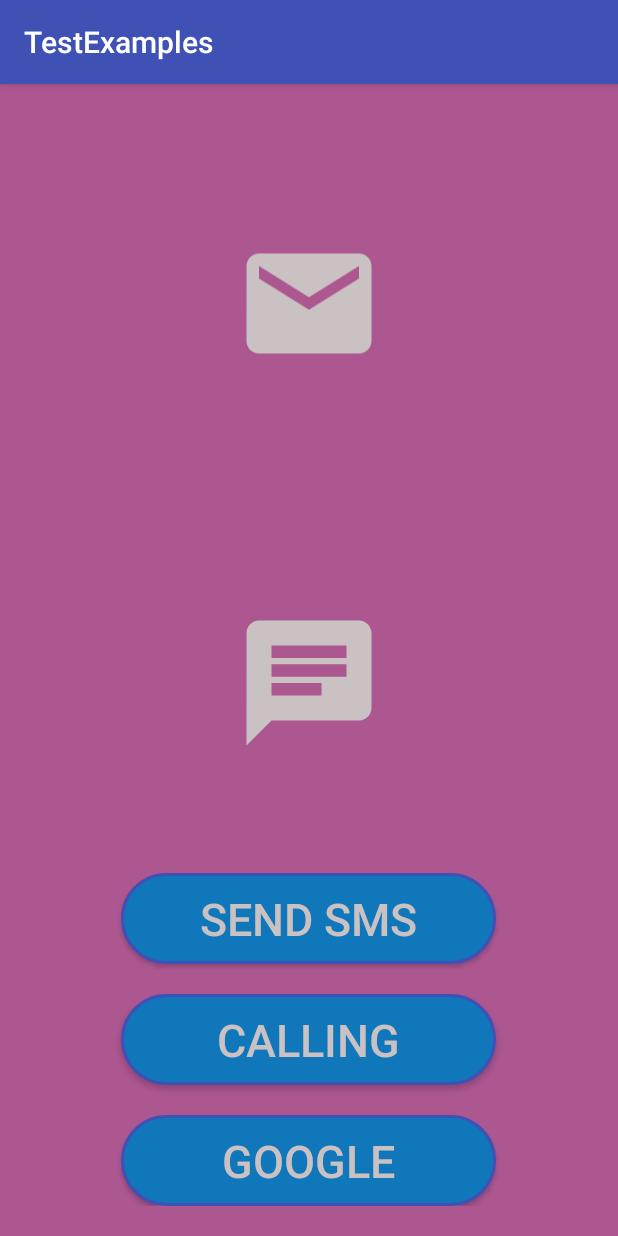
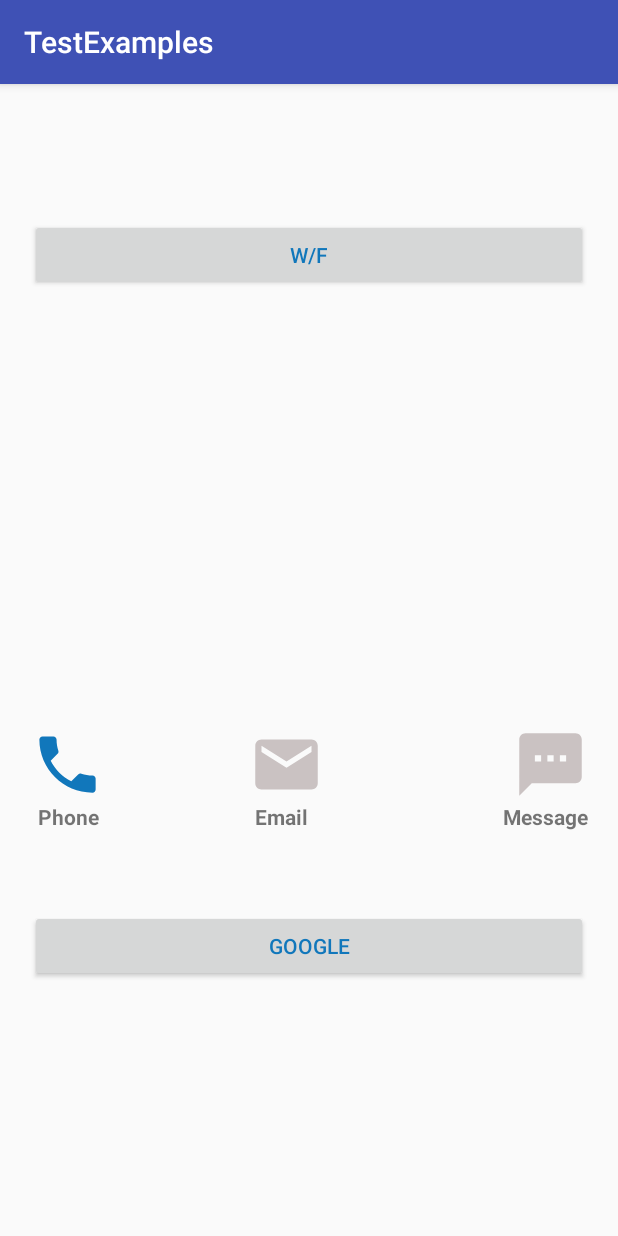
Before and after one commit to Pratikshawavale/SendSMS, an Android app: the screen it shows after launch (MainActivity), on a phone screen of 412 x 824 dp. Run offline under Robolectric (Android 15) with nearby library versions, the phone set to English and light mode, and no system bars.

Commit message:
final commite

```diff
--- a/app/src/main/AndroidManifest.xml
+++ b/app/src/main/AndroidManifest.xml
@@ -29,7 +29,7 @@
         <activity android:name=".BrowserActivity"
             android:label="@string/activity2_name"
             />
-        <activity android:name=".MailActivity"
+        <activity android:name=".EmailActivity"
             android:label="@string/activity3_name"
             />
         <activity android:name=".WhatsAapActivity"
--- a/app/src/main/java/com/example/dell/testexamples/MainActivity.java
+++ b/app/src/main/java/com/example/dell/testexamples/MainActivity.java
@@ -31,7 +31,7 @@ public class MainActivity extends AppCompatActivity {
     }
 
     public void Mail(View view) {
-        Intent intent = new Intent(this, MailActivity.class);
+        Intent intent = new Intent(this, EmailActivity.class);
         startActivity(intent);
 
     }
--- a/app/src/main/res/drawable/ic_chat_black_24dp.xml
+++ b/app/src/main/res/drawable/ic_textsms_black_24dp.xml
@@ -5,5 +5,5 @@
         android:viewportHeight="24.0">
     <path
         android:fillColor="#cac2c2"
-        android:pathData="M20,2L4,2c-1.1,0 -1.99,0.9 -1.99,2L2,22l4,-4h14c1.1,0 2,-0.9 2,-2L22,4c0,-1.1 -0.9,-2 -2,-2zM6,9h12v2L6,11L6,9zM14,14L6,14v-2h8v2zM18,8L6,8L6,6h12v2z"/>
+        android:pathData="M20,2L4,2c-1.1,0 -1.99,0.9 -1.99,2L2,22l4,-4h14c1.1,0 2,-0.9 2,-2L22,4c0,-1.1 -0.9,-2 -2,-2zM9,11L7,11L7,9h2v2zM13,11h-2L11,9h2v2zM17,11h-2L15,9h2v2z"/>
 </vector>
--- a/app/src/main/res/layout/activity_main.xml
+++ b/app/src/main/res/layout/activity_main.xml
@@ -1,11 +1,7 @@
 <?xml version="1.0" encoding="utf-8"?>
-<LinearLayout xmlns:android="http://schemas.android.com/apk/res/android"
-    xmlns:app="http://schemas.android.com/apk/res-auto"
+<RelativeLayout xmlns:android="http://schemas.android.com/apk/res/android"
     xmlns:tools="http://schemas.android.com/tools"
-    android:background="@color/Bcolor"
-    android:gravity="center"
     android:padding="20dp"
-    android:orientation="vertical"
     android:layout_width="match_parent"
     android:layout_height="match_parent"
     tools:context=".MainActivity">
@@ -15,54 +11,78 @@
         android:layout_height="wrap_content"
         android:layout_weight="10"
         android:orientation="horizontal">-->
+ <ImageView
+     android:id="@+id/btnCalling"
+     android:layout_width="50dp"
+     android:layout_height="50dp"
+     android:layout_above="@+id/txtCall"
+     android:onClick="Calling"
+     android:src="@drawable/ic_call_black_24dp"
+     android:textColor="@color/gray" />
 
+    <TextView
+        android:id="@+id/txtCall"
+        android:layout_width="wrap_content"
+        android:layout_height="wrap_content"
+        android:layout_alignParentBottom="true"
+        android:layout_marginBottom="250dp"
+        android:layout_marginStart="5dp"
+        android:text="Phone"
+        android:textStyle="bold" />
 
  <ImageView
      android:id="@+id/btnMail"
-            android:layout_width="100dp"
+     android:layout_width="50dp"
      android:layout_height="50dp"
-            android:layout_weight="3"
+     android:layout_alignTop="@+id/btnCalling"
+     android:layout_marginStart="146dp"
      android:onClick="Mail"
      android:src="@drawable/ic_email_black_24dp" />
 
+    <TextView
+        android:layout_width="wrap_content"
+        android:layout_height="wrap_content"
+        android:layout_alignParentBottom="true"
+        android:layout_marginBottom="250dp"
+        android:layout_marginStart="150dp"
+        android:text="Email"
+        android:textStyle="bold" />
+
  <ImageView
-            android:id="@+id/btnWhatsapp"
-            android:layout_width="100dp"
+     android:id="@+id/btnSMS"
+     android:layout_width="50dp"
      android:layout_height="50dp"
-            android:layout_weight="3"
-            android:onClick="Whatsapp"
-            android:src="@drawable/ic_chat_black_24dp" />
-    <Button
-        android:id="@+id/btnSMS"
-        android:layout_width="250dp"
+     android:onClick="SendSMS"
+     android:layout_alignParentEnd="true"
+     android:layout_alignTop="@+id/btnCalling"
+     android:src="@drawable/ic_textsms_black_24dp" />
+ <TextView
+     android:layout_width="wrap_content"
      android:layout_height="wrap_content"
-        android:background="@drawable/rounded_button"
-        android:onClick="SendSMS"
-        android:text="Send SMS"
-        android:textColor="@color/gray"
-        android:textSize="30dp" />
+     android:layout_below="@+id/btnMail"
+     android:text="Message"
+     android:layout_alignParentEnd="true"
+     android:textStyle="bold" />
 
  <Button
-        android:id="@+id/btnCalling"
-        android:layout_width="250dp"
+     android:id="@+id/btnWhatsapp"
+     android:layout_width="match_parent"
      android:layout_height="wrap_content"
-        android:layout_marginTop="20dp"
-        android:background="@drawable/rounded_button"
-        android:onClick="Calling"
-        android:text="Calling"
-        android:textColor="@color/gray"
-        android:textSize="30dp" />
+     android:onClick="Whatsapp"
+     android:textColor="@color/blue"
+     android:layout_marginTop="70dp"
+     android:text="W/F" />
 
  <Button
      android:id="@+id/btnBrowser"
-        android:layout_width="250dp"
+     android:layout_width="match_parent"
      android:layout_height="wrap_content"
-        android:layout_marginTop="20dp"
-        android:background="@drawable/rounded_button"
+     android:layout_alignParentBottom="true"
+     android:layout_marginBottom="149dp"
+     android:text="Google"
      android:onClick="Google"
-        android:text="Google"
-        android:textColor="@color/gray"
-        android:textSize="30dp" />
+     android:textColor="@color/blue" />
+
 
 
     <!--<Button
@@ -76,4 +96,4 @@
         android:textColor="@color/colorAccent"
         android:textStyle="bold"
         android:textSize="30dp"/>-->
-</LinearLayout>
+</RelativeLayout>
--- a/app/src/main/res/values/strings.xml
+++ b/app/src/main/res/values/strings.xml
@@ -5,4 +5,6 @@
     <string name="activity2_name">Browser</string>
     <string name="activity3_name">Email</string>
     <string name="activity4_name">WhatsApp/FaceBook</string>
+    <string name="error_field_required">This field requerd</string>
+    <string name="error_invalid_email">This email address is invalid</string>
 </resources>
```
Also changed, not shown: app/src/main/java/com/example/dell/testexamples/BrowserActivity.java (+12 -2 lines), app/src/main/java/com/example/dell/testexamples/EmailActivity.java (renamed from app/src/main/java/com/example/dell/testexamples/MailActivity.java, +36 -6 lines), app/src/main/java/com/example/dell/testexamples/SMSActivity.java (+6 -1 lines), app/src/main/res/drawable/ic_send_black_24dp.xml (added, +9 -0 lines), app/src/main/res/layout/activity_browser.xml (+10 -8 lines), app/src/main/res/layout/activity_email.xml (renamed from app/src/main/res/layout/activity_mail.xml, +10 -9 lines), app/src/main/res/layout/activity_sms.xml (+26 -38 lines), app/src/main/res/layout/activity_whats_aap.xml (+23 -2 lines), app/src/main/res/drawable-v24/whatsaap.png (added). Lines whose indentation alone changed are shown as unchanged.
